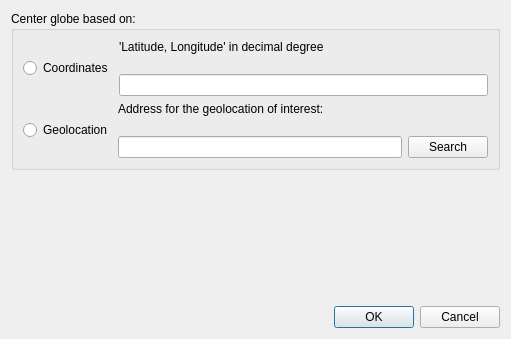
Before: the Qt Designer form globe_builder_dialog_base.ui in GispoCoding/GlobeBuilder, drawn with Qt 5.
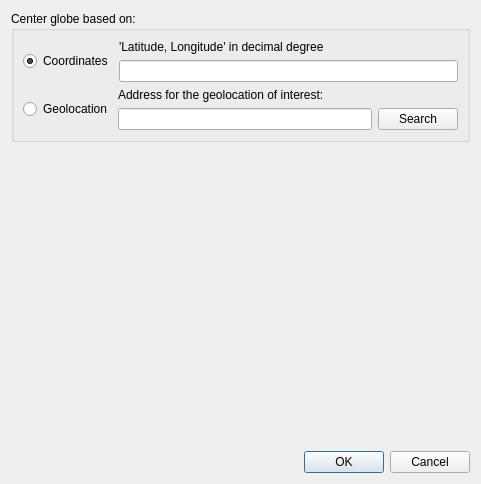
After: the same form once the commit is applied. Icons and pictures are not drawn.

Commit message: Allow giving origo trough lat and lon

```diff
--- a/globe_builder_dialog_base.ui
+++ b/globe_builder_dialog_base.ui
@@ -6,8 +6,8 @@
             <rect>
                 <x>0</x>
                 <y>0</y>
-                <width>511</width>
-                <height>339</height>
+    <width>481</width>
+    <height>484</height>
             </rect>
         </property>
         <property name="windowTitle">
@@ -34,6 +34,9 @@
                                                         <property name="text">
                                                             <string>Coordinates</string>
                                                         </property>
+              <property name="checked">
+               <bool>true</bool>
+              </property>
                                                     </widget>
                                                 </item>
                                                 <item>
@@ -41,8 +44,7 @@
                                                         <item>
                                                             <widget class="QLabel" name="label_2">
                                                                 <property name="text">
-                                                                    <string>'Latitude, Longitude' in decimal degree
-                                                                    </string>
+                 <string>'Latitude, Longitude' in decimal degree</string>
                                                                 </property>
                                                             </widget>
                                                         </item>
@@ -67,8 +69,7 @@
                                                         <item>
                                                             <widget class="QLabel" name="label_3">
                                                                 <property name="text">
-                                                                    <string>Address for the geolocation of interest:
-                                                                    </string>
+                 <string>Address for the geolocation of interest:</string>
                                                                 </property>
                                                             </widget>
                                                         </item>
```
Left out of the diff: 3 changed lines with no effect on the pictures. Lines whose indentation alone changed are shown as unchanged. The commit also changes 2 other files.
